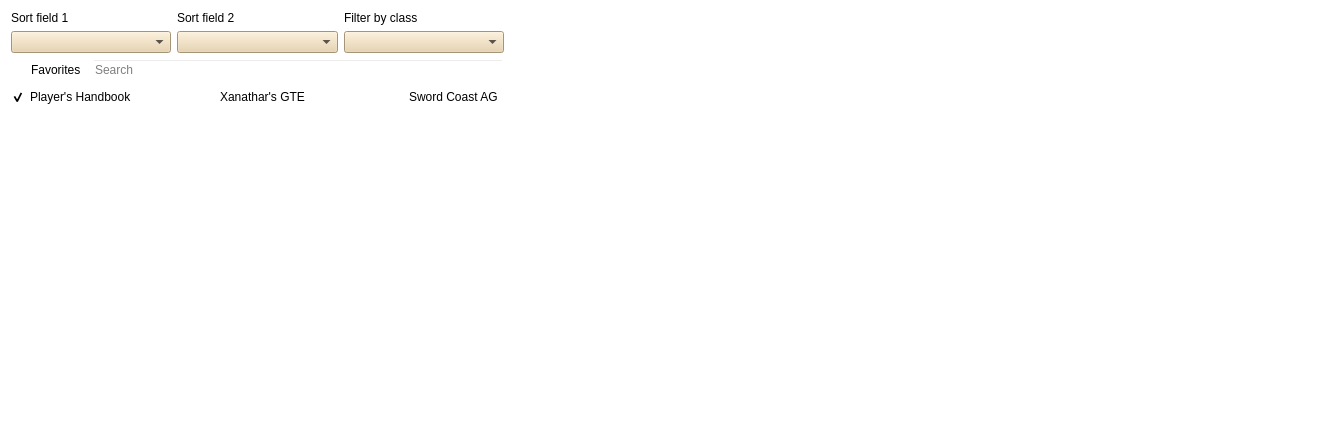
First picture: the form in spellbook.ui, repository Carifio24/DMCompanion, before the edit; both pictures show x 0 to 1343 and y 0 to 448 of the 1343 by 829 pixel window.
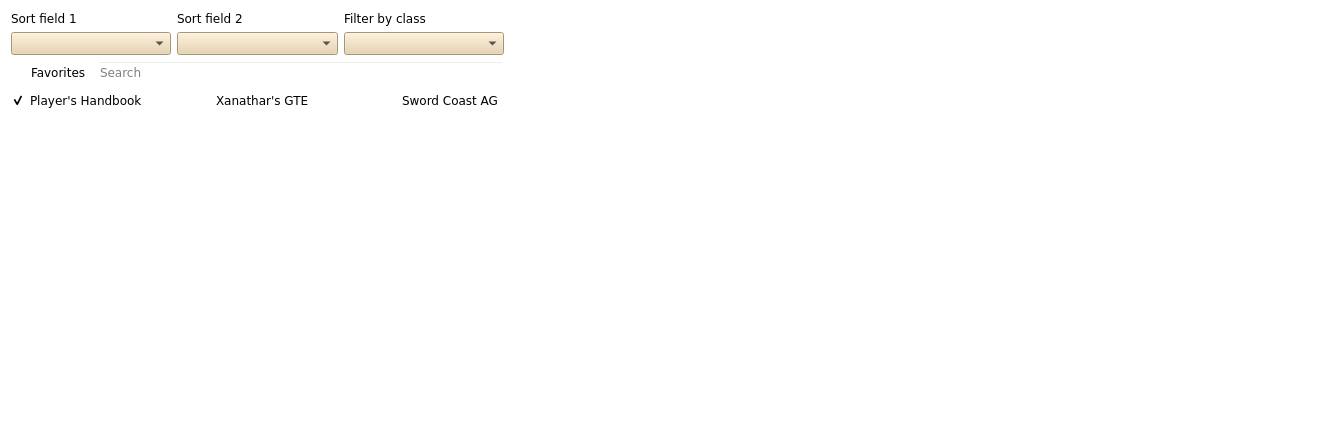
Second picture: the form after the edit.

```diff
--- a/spellbook.ui
+++ b/spellbook.ui
@@ -26,6 +26,11 @@
       <layout class="QGridLayout" name="sortFilterLayout">
        <item row="0" column="1">
         <widget class="QLabel" name="sort2Label">
+         <property name="font">
+          <font>
+           <family>DejaVu Sans</family>
+          </font>
+         </property>
          <property name="text">
           <string>Sort field 2</string>
          </property>
@@ -33,6 +38,11 @@
        </item>
        <item row="1" column="0">
         <widget class="QComboBox" name="sort1Box">
+         <property name="font">
+          <font>
+           <family>DejaVu Sans</family>
+          </font>
+         </property>
          <property name="styleSheet">
           <string notr="true">background-color : rgb(231,208,166)</string>
          </property>
@@ -40,6 +50,11 @@
        </item>
        <item row="0" column="2">
         <widget class="QLabel" name="filterLabel">
+         <property name="font">
+          <font>
+           <family>DejaVu Sans</family>
+          </font>
+         </property>
          <property name="text">
           <string>Filter by class</string>
          </property>
@@ -47,6 +62,11 @@
        </item>
        <item row="0" column="0">
         <widget class="QLabel" name="sort1Label">
+         <property name="font">
+          <font>
+           <family>DejaVu Sans</family>
+          </font>
+         </property>
          <property name="text">
           <string>Sort field 1</string>
          </property>
@@ -54,6 +74,11 @@
        </item>
        <item row="1" column="1">
         <widget class="QComboBox" name="sort2Box">
+         <property name="font">
+          <font>
+           <family>DejaVu Sans</family>
+          </font>
+         </property>
          <property name="styleSheet">
           <string notr="true">background-color : rgb(231,208,166)</string>
          </property>
@@ -61,6 +86,11 @@
        </item>
        <item row="1" column="2">
         <widget class="QComboBox" name="filterBox">
+         <property name="font">
+          <font>
+           <family>DejaVu Sans</family>
+          </font>
+         </property>
          <property name="styleSheet">
           <string notr="true">background-color : rgb(231,208,166)</string>
          </property>
@@ -72,6 +102,13 @@
       <layout class="QHBoxLayout" name="favoritesSearchLayout">
        <item>
         <widget class="QRadioButton" name="favoritesButton">
+         <property name="font">
+          <font>
+           <family>DejaVu Sans</family>
+           <weight>50</weight>
+           <bold>false</bold>
+          </font>
+         </property>
          <property name="text">
           <string>Favorites</string>
          </property>
@@ -79,6 +116,11 @@
        </item>
        <item>
         <widget class="QLineEdit" name="searchBar">
+         <property name="font">
+          <font>
+           <family>DejaVu Sans</family>
+          </font>
+         </property>
          <property name="focusPolicy">
           <enum>Qt::ClickFocus</enum>
          </property>
@@ -114,6 +156,13 @@
        </property>
        <item>
         <widget class="QCheckBox" name="phbCheckbox">
+         <property name="font">
+          <font>
+           <family>DejaVu Sans</family>
+           <weight>50</weight>
+           <bold>false</bold>
+          </font>
+         </property>
          <property name="text">
           <string>Player's Handbook</string>
          </property>
@@ -124,6 +173,13 @@
        </item>
        <item>
         <widget class="QCheckBox" name="xgeCheckbox">
+         <property name="font">
+          <font>
+           <family>DejaVu Sans</family>
+           <weight>50</weight>
+           <bold>false</bold>
+          </font>
+         </property>
          <property name="text">
           <string>Xanathar's GTE</string>
          </property>
@@ -131,6 +187,13 @@
        </item>
        <item>
         <widget class="QCheckBox" name="scagCheckbox">
+         <property name="font">
+          <font>
+           <family>DejaVu Sans</family>
+           <weight>50</weight>
+           <bold>false</bold>
+          </font>
+         </property>
          <property name="text">
           <string>Sword Coast AG</string>
          </property>
@@ -140,6 +203,11 @@
      </item>
      <item>
       <widget class="QTableWidget" name="spellList">
+       <property name="font">
+        <font>
+         <family>DejaVu Sans</family>
+        </font>
+       </property>
        <property name="styleSheet">
         <string notr="true">background:transparent</string>
        </property>
@@ -209,7 +277,7 @@
         <widget class="QLabel" name="nameLabel">
          <property name="font">
           <font>
-           <family>URW Chancery L</family>
+           <family>DejaVu Sans</family>
            <pointsize>30</pointsize>
            <italic>true</italic>
           </font>
@@ -230,6 +298,11 @@
            <verstretch>0</verstretch>
           </sizepolicy>
          </property>
+         <property name="font">
+          <font>
+           <family>DejaVu Sans</family>
+          </font>
+         </property>
          <property name="focusPolicy">
           <enum>Qt::NoFocus</enum>
          </property>
@@ -251,6 +324,11 @@
      </item>
      <item>
       <widget class="QLabel" name="levelLabel">
+       <property name="font">
+        <font>
+         <family>DejaVu Sans</family>
+        </font>
+       </property>
        <property name="text">
         <string/>
        </property>
@@ -258,6 +336,11 @@
      </item>
      <item>
       <widget class="QLabel" name="rangeLabel">
+       <property name="font">
+        <font>
+         <family>DejaVu Sans</family>
+        </font>
+       </property>
        <property name="text">
         <string/>
        </property>
@@ -268,6 +351,11 @@
      </item>
      <item>
       <widget class="QLabel" name="concentrationLabel">
+       <property name="font">
+        <font>
+         <family>DejaVu Sans</family>
+        </font>
+       </property>
        <property name="text">
         <string/>
        </property>
@@ -275,6 +363,11 @@
      </item>
      <item>
       <widget class="QLabel" name="schoolLabel">
+       <property name="font">
+        <font>
+         <family>DejaVu Sans</family>
+        </font>
+       </property>
        <property name="text">
         <string/>
        </property>
@@ -282,6 +375,11 @@
      </item>
      <item>
       <widget class="QLabel" name="ritualLabel">
+       <property name="font">
+        <font>
+         <family>DejaVu Sans</family>
+        </font>
+       </property>
        <property name="text">
         <string/>
        </property>
@@ -289,6 +387,11 @@
      </item>
      <item>
       <widget class="QLabel" name="durationLabel">
+       <property name="font">
+        <font>
+         <family>DejaVu Sans</family>
+        </font>
+       </property>
        <property name="text">
         <string/>
        </property>
@@ -302,6 +405,11 @@
          <verstretch>0</verstretch>
         </sizepolicy>
        </property>
+       <property name="font">
+        <font>
+         <family>DejaVu Sans</family>
+        </font>
+       </property>
        <property name="text">
         <string/>
        </property>
@@ -315,6 +423,11 @@
          <verstretch>0</verstretch>
         </sizepolicy>
        </property>
+       <property name="font">
+        <font>
+         <family>DejaVu Sans</family>
+        </font>
+       </property>
        <property name="text">
         <string/>
        </property>
@@ -322,6 +435,11 @@
      </item>
      <item>
       <widget class="QLabel" name="pageLabel">
+       <property name="font">
+        <font>
+         <family>DejaVu Sans</family>
+        </font>
+       </property>
        <property name="text">
         <string/>
        </property>
@@ -335,6 +453,11 @@
          <verstretch>0</verstretch>
         </sizepolicy>
        </property>
+       <property name="font">
+        <font>
+         <family>DejaVu Sans</family>
+        </font>
+       </property>
        <property name="text">
         <string/>
        </property>
@@ -354,6 +477,11 @@
          <verstretch>0</verstretch>
         </sizepolicy>
        </property>
+       <property name="font">
+        <font>
+         <family>DejaVu Sans</family>
+        </font>
+       </property>
        <property name="text">
         <string/>
        </property>
@@ -361,6 +489,11 @@
      </item>
      <item>
       <widget class="QLabel" name="descriptionTitle">
+       <property name="font">
+        <font>
+         <family>DejaVu Sans</family>
+        </font>
+       </property>
        <property name="text">
         <string/>
        </property>
@@ -374,6 +507,11 @@
          <verstretch>0</verstretch>
         </sizepolicy>
        </property>
+       <property name="font">
+        <font>
+         <family>DejaVu Sans</family>
+        </font>
+       </property>
        <property name="autoFillBackground">
         <bool>true</bool>
        </property>
@@ -425,6 +563,11 @@
              <verstretch>0</verstretch>
             </sizepolicy>
            </property>
+           <property name="font">
+            <font>
+             <family>DejaVu Sans</family>
+            </font>
+           </property>
            <property name="text">
             <string/>
            </property>
@@ -450,6 +593,11 @@
              <verstretch>0</verstretch>
             </sizepolicy>
            </property>
+           <property name="font">
+            <font>
+             <family>DejaVu Sans</family>
+            </font>
+           </property>
            <property name="text">
             <string/>
            </property>
@@ -466,6 +614,11 @@
              <verstretch>0</verstretch>
             </sizepolicy>
            </property>
+           <property name="font">
+            <font>
+             <family>DejaVu Sans</family>
+            </font>
+           </property>
            <property name="text">
             <string/>
            </property>
```
